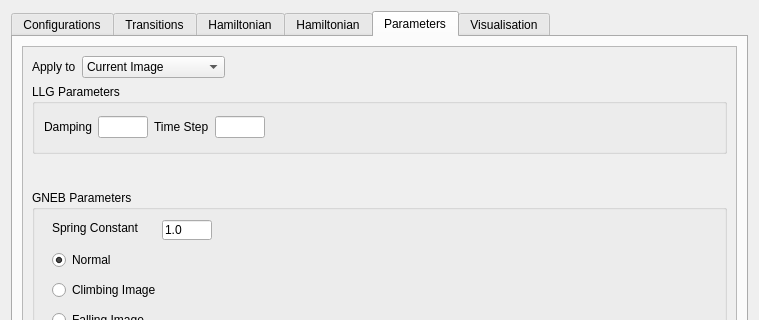
Old version of the form ui-qt/ui/SettingsWidget.ui in the repository spirit-code/spirit; both pictures show x 0 to 759 and y 0 to 320 of the 759 by 676 pixel window.
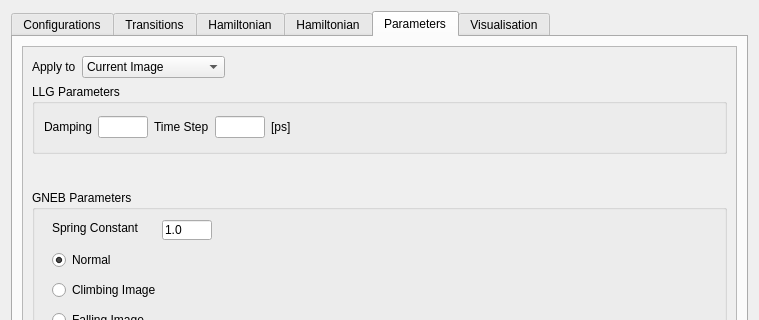
New version of the form. The open tabs and pages were chosen to show the change.

```diff
--- a/ui-qt/ui/SettingsWidget.ui
+++ b/ui-qt/ui/SettingsWidget.ui
@@ -2628,7 +2628,7 @@
                 </property>
                </widget>
               </item>
-              <item row="0" column="4">
+              <item row="0" column="5">
                <spacer name="horizontalSpacer_25">
                 <property name="orientation">
                  <enum>Qt::Horizontal</enum>
@@ -2641,6 +2641,13 @@
                 </property>
                </spacer>
               </item>
+              <item row="0" column="4">
+               <widget class="QLabel" name="label_41">
+                <property name="text">
+                 <string>[ps]</string>
+                </property>
+               </widget>
+              </item>
              </layout>
             </widget>
            </item>
```
Left out of the diff: 2 changed lines with no effect on the pictures.
